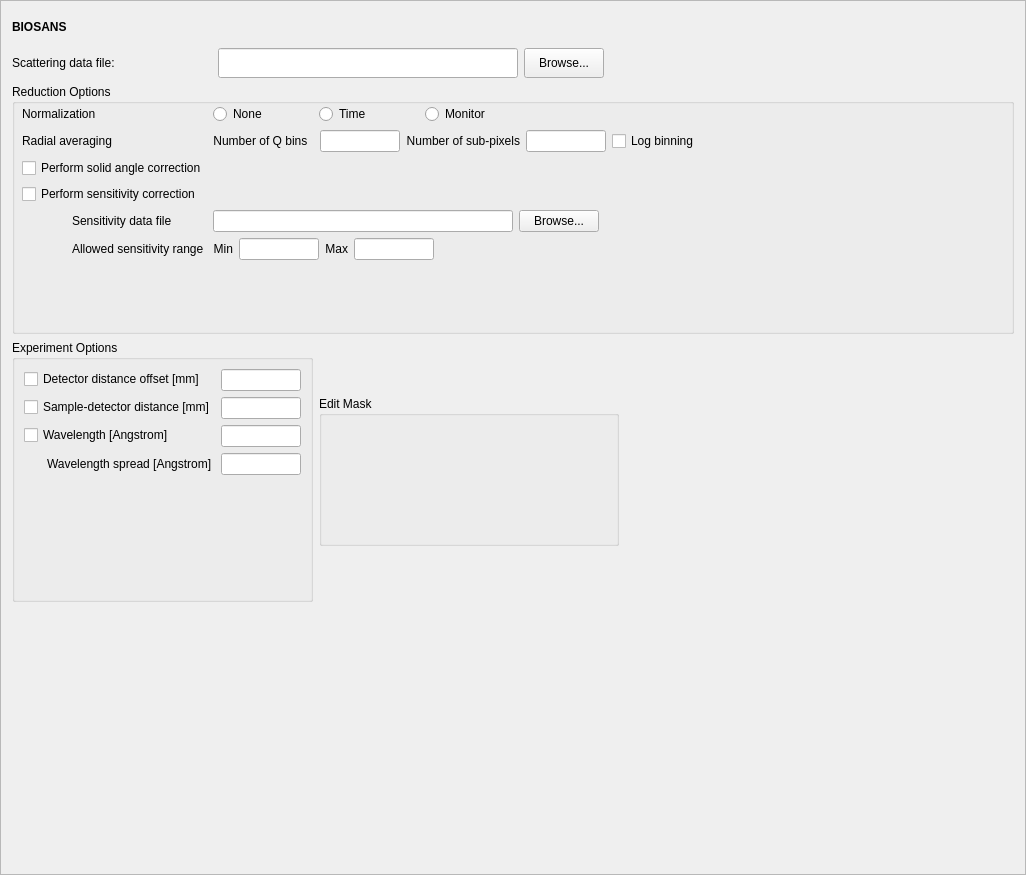
Before: the Qt Designer form Code/Mantid/Scripts/Interface/ui/hfir_data_summary.ui in mantidproject/mantid, drawn with Qt 5.
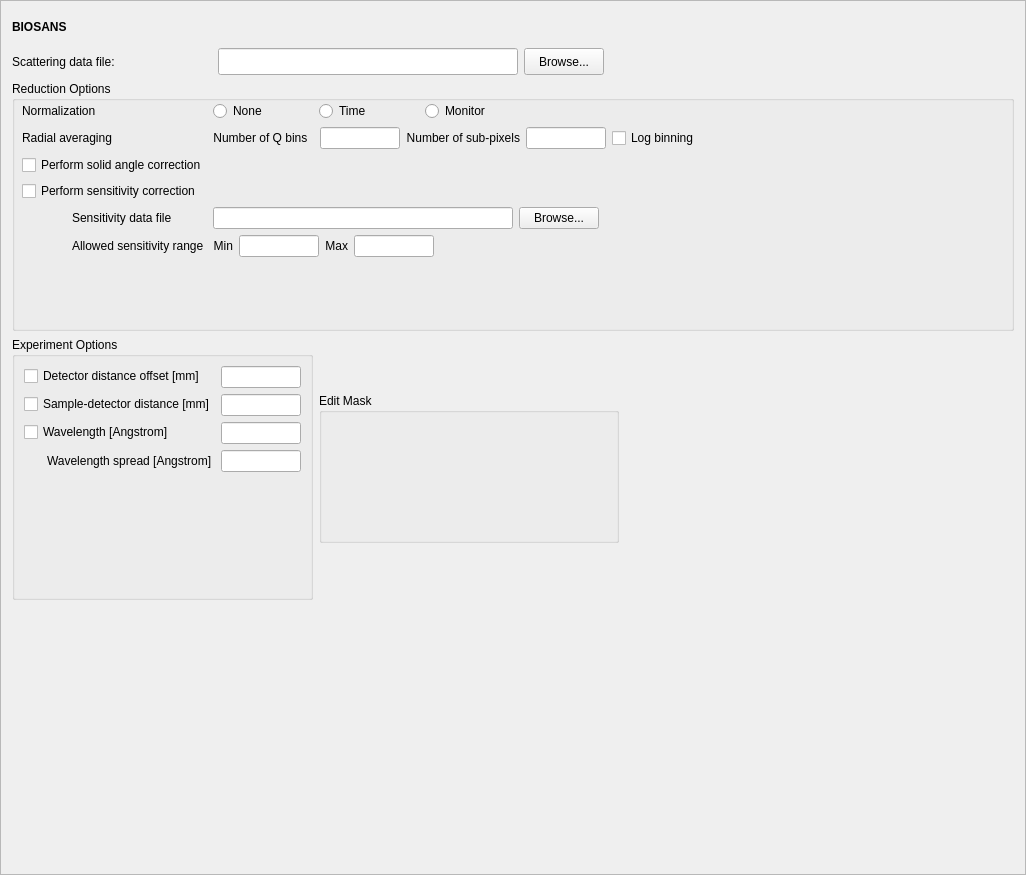
After: the same form once the commit is applied.

Commit message: Cosmetics Re #1792

```diff
--- a/Code/Mantid/Scripts/Interface/ui/hfir_data_summary.ui
+++ b/Code/Mantid/Scripts/Interface/ui/hfir_data_summary.ui
@@ -55,16 +55,22 @@
      </item>
      <item row="1" column="0">
       <widget class="QLabel" name="label_9">
+       <property name="sizePolicy">
+        <sizepolicy hsizetype="Preferred" vsizetype="Fixed">
+         <horstretch>0</horstretch>
+         <verstretch>0</verstretch>
+        </sizepolicy>
+       </property>
        <property name="minimumSize">
         <size>
          <width>200</width>
-         <height>30</height>
+         <height>27</height>
         </size>
        </property>
        <property name="maximumSize">
         <size>
          <width>200</width>
-         <height>30</height>
+         <height>27</height>
         </size>
        </property>
        <property name="text">
@@ -92,13 +98,13 @@
        <property name="minimumSize">
         <size>
          <width>300</width>
-         <height>30</height>
+         <height>27</height>
         </size>
        </property>
        <property name="maximumSize">
         <size>
          <width>16777215</width>
-         <height>30</height>
+         <height>27</height>
         </size>
        </property>
        <property name="baseSize">
@@ -123,13 +129,13 @@
        <property name="minimumSize">
         <size>
          <width>0</width>
-         <height>30</height>
+         <height>27</height>
         </size>
        </property>
        <property name="maximumSize">
         <size>
          <width>16777215</width>
-         <height>30</height>
+         <height>27</height>
         </size>
        </property>
        <property name="text">
```
The commit also changes 1 other file.
